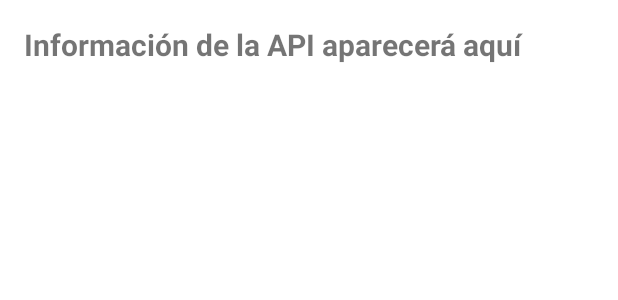
After one commit to mprietop/Gestor-Finanzas-Desarrollo-Interfaces, an Android app: the layout activity_start_screen.xml on its own in the app's theme, with its tools: preview values and no code run, on a phone screen of 412 x 824 dp. The commit adds this screen. Shown: the top 300 px of the screen. Run offline under Robolectric (Android 15) with nearby library versions, the phone set to English and light mode, and no system bars; network calls fail.

Commit message:
StartScreen empezada

```diff
--- a/App/app/src/main/java/com/afundacion/gestorfinanzasdesarrollointerfaces/Launcher/Launcher.java
+++ b/App/app/src/main/java/com/afundacion/gestorfinanzasdesarrollointerfaces/Launcher/Launcher.java
@@ -6,6 +6,7 @@ import android.os.Bundle;
 import androidx.appcompat.app.AppCompatActivity;
 
 import com.afundacion.gestorfinanzasdesarrollointerfaces.MainActivity;
+import com.afundacion.gestorfinanzasdesarrollointerfaces.Screens.StartScreen;
 
 
 public class Launcher extends AppCompatActivity {
@@ -13,7 +14,7 @@ public class Launcher extends AppCompatActivity {
     @Override
     protected void onCreate(Bundle savedInstanceState) {
         super.onCreate(savedInstanceState);
-        Intent intent = new Intent(Launcher.this, MainActivity.class);
+        Intent intent = new Intent(Launcher.this, StartScreen.class);
         startActivity(intent);
     }
 }
--- /dev/null
+++ b/App/app/src/main/res/layout/activity_start_screen.xml
@@ -0,0 +1,25 @@
+<?xml version="1.0" encoding="utf-8"?>
+<androidx.constraintlayout.widget.ConstraintLayout xmlns:android="http://schemas.android.com/apk/res/android"
+    xmlns:app="http://schemas.android.com/apk/res-auto"
+    xmlns:tools="http://schemas.android.com/tools"
+    android:layout_width="match_parent"
+    android:layout_height="match_parent"
+    tools:context=".Screens.StartScreen">
+
+    <LinearLayout
+        xmlns:android="http://schemas.android.com/apk/res/android"
+        android:layout_width="match_parent"
+        android:layout_height="match_parent"
+        android:orientation="vertical">
+
+        <TextView
+            android:id="@+id/text_view"
+            android:layout_width="match_parent"
+            android:layout_height="wrap_content"
+            android:text="Información de la API aparecerá aquí"
+            android:textSize="20sp"
+            android:textStyle="bold"
+            android:padding="16dp"/>
+
+    </LinearLayout>
+</androidx.constraintlayout.widget.ConstraintLayout>
--- a/App/app/src/main/res/values/strings.xml
+++ b/App/app/src/main/res/values/strings.xml
@@ -1,3 +1,3 @@
 <resources>
-    <string name="app_name">Gestor Finanzas Desarrollo Interfaces</string>
+    <string name="app_name">Gestor Finanzas</string>
 </resources>
--- a/App/build.gradle
+++ b/App/build.gradle
@@ -1,5 +1,5 @@
 // Top-level build file where you can add configuration options common to all sub-projects/modules.
 plugins {
-    id 'com.android.application' version '7.3.0' apply false
-    id 'com.android.library' version '7.3.0' apply false
+    id 'com.android.application' version '7.3.1' apply false
+    id 'com.android.library' version '7.3.1' apply false
 }
```
Also changed, not shown: App/app/src/main/AndroidManifest.xml (+10 -3 lines), App/app/src/main/java/com/afundacion/gestorfinanzasdesarrollointerfaces/ApiCall.java (added, +39 -0 lines), App/app/src/main/java/com/afundacion/gestorfinanzasdesarrollointerfaces/Screens/StartScreen.java (added, +23 -0 lines).
